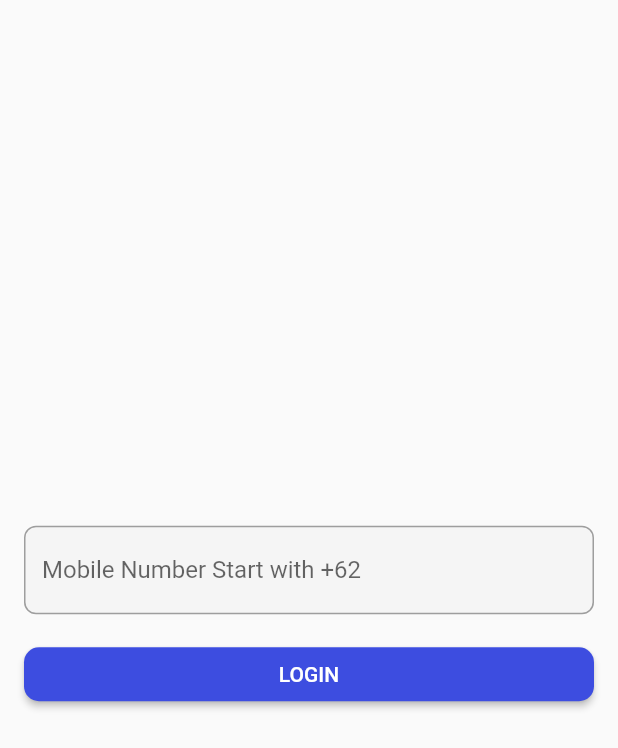
After one commit to Madd-G/praktikum6, a Flutter app: the screen it shows after launch, after a tap on "Phone", on a phone screen of 412 x 824 dp. The commit adds this screen. Shown: the top 748 px of the screen. Run offline on Flutter 3.47's test engine with Material 2 defaults, Android fonts, the phone set to English and light mode, and no system bars; our stand-ins replace firebase_auth, firebase_core, google_sign_in; accounts and stored records are empty; network calls fail.

Commit message:
feat: Auth with Phone Number

```diff
--- a/lib/ui/home_screen.dart
+++ b/lib/ui/home_screen.dart
@@ -4,13 +4,14 @@ import 'package:google_sign_in/google_sign_in.dart';
 import 'package:praktikum6/ui/login_screen.dart';
 
 class HomeScreen extends StatelessWidget {
-  HomeScreen({Key? key}) : super(key: key);
+  HomeScreen({Key? key, this.user}) : super(key: key);
   final GoogleSignIn _googleSignIn = GoogleSignIn();
-
+  final User? user;
   @override
   Widget build(BuildContext context) {
     return Scaffold(
       appBar: AppBar(
+        automaticallyImplyLeading: false,
         title: const Text('Home Screen'),
       ),
       body: Center(
--- a/lib/ui/login_screen.dart
+++ b/lib/ui/login_screen.dart
@@ -2,6 +2,7 @@ import 'package:firebase_auth/firebase_auth.dart';
 import 'package:flutter/material.dart';
 import 'package:google_sign_in/google_sign_in.dart';
 import 'package:praktikum6/ui/home_screen.dart';
+import 'package:praktikum6/ui/phone_login_screen.dart';
 import 'package:praktikum6/ui/register_screen.dart';
 
 class LoginScreen extends StatefulWidget {
@@ -15,6 +16,7 @@ class _LoginScreenState extends State<LoginScreen> {
   final GlobalKey<FormState> _loginFormKey = GlobalKey<FormState>();
   final emailController = TextEditingController();
   final passController = TextEditingController();
+
   bool passInvisible = false;
 
   @override
@@ -140,11 +142,30 @@ class _LoginScreenState extends State<LoginScreen> {
                 ),
               ),
               Center(
-                child: TextButton(
-                  onPressed: () {
-                    signInWithGoogle();
-                  },
-                  child: const Text('Google'),
+                child: Row(
+                  mainAxisAlignment: MainAxisAlignment.center,
+                  children: [
+                    TextButton(
+                      onPressed: () {
+                        signInWithGoogle();
+                      },
+                      child: const Text(
+                        'Google',
+                        style: TextStyle(color: Color(0xff3D4DE0)),
+                      ),
+                    ),
+                    TextButton(
+                      onPressed: () {
+                        Navigator.push(
+                            context,
+                            MaterialPageRoute(
+                                builder: (context) =>
+                                    const PhoneLoginScreen()));
+                      },
+                      child: const Text('Phone',
+                          style: TextStyle(color: Color(0xff3D4DE0))),
+                    ),
+                  ],
                 ),
               ),
               Row(
--- /dev/null
+++ b/lib/ui/phone_login_screen.dart
@@ -0,0 +1,150 @@
+import 'package:firebase_auth/firebase_auth.dart';
+import 'package:flutter/material.dart';
+
+import 'home_screen.dart';
+
+class PhoneLoginScreen extends StatefulWidget {
+  const PhoneLoginScreen({Key? key}) : super(key: key);
+
+  @override
+  State<PhoneLoginScreen> createState() => _PhoneLoginScreenState();
+}
+
+class _PhoneLoginScreenState extends State<PhoneLoginScreen> {
+  final _phoneController = TextEditingController();
+  final _codeController = TextEditingController();
+
+  @override
+  void dispose() {
+    _phoneController.dispose();
+    _codeController.dispose();
+    super.dispose();
+  }
+
+  loginUser(String phone, BuildContext context) async {
+    FirebaseAuth auth = FirebaseAuth.instance;
+
+    auth.verifyPhoneNumber(
+      phoneNumber: phone,
+      timeout: const Duration(seconds: 60),
+      verificationCompleted: (AuthCredential credential) async {
+        Navigator.of(context).pop();
+
+        var result = await auth.signInWithCredential(credential);
+
+        User? user = result.user;
+
+        if (user != null) {
+          if (context.mounted) {
+            Navigator.pushAndRemoveUntil(
+                context,
+                MaterialPageRoute(
+                    builder: (context) => HomeScreen(
+                          user: user,
+                        )),
+                (route) => false);
+          }
+        } else {
+          print("Error");
+        }
+      },
+      verificationFailed: (exception) {
+        print(exception);
+      },
+      codeSent: (String verificationId, [int? forceResendingToken]) {
+        showDialog(
+            context: context,
+            barrierDismissible: false,
+            builder: (context) {
+              return AlertDialog(
+                title: const Text("Give the code?"),
+                content: Column(
+                  mainAxisSize: MainAxisSize.min,
+                  children: <Widget>[
+                    TextField(
+                      controller: _codeController,
+                    ),
+                  ],
+                ),
+                actions: <Widget>[
+                  ElevatedButton(
+                    child: const Text("Confirm"),
+                    onPressed: () async {
+                      final code = _codeController.text.trim();
+                      var credential = PhoneAuthProvider.credential(
+                          verificationId: verificationId, smsCode: code);
+
+                      var result = await auth.signInWithCredential(credential);
+
+                      User? user = result.user;
+
+                      if (user != null) {
+                        if (context.mounted) {
+                          Navigator.pushAndRemoveUntil(
+                              context,
+                              MaterialPageRoute(
+                                  builder: (context) => HomeScreen(
+                                        user: user,
+                                      )),
+                              (route) => false);
+                        }
+                      } else {
+                        print("Error");
+                      }
+                    },
+                  )
+                ],
+              );
+            });
+      },
+      codeAutoRetrievalTimeout: (String verificationId) {
+        print('verificationId: $verificationId');
+      },
+    );
+  }
+
+  @override
+  Widget build(BuildContext context) {
+    return Scaffold(
+      body: Padding(
+        padding: const EdgeInsets.all(16.0),
+        child: Column(
+          crossAxisAlignment: CrossAxisAlignment.center,
+          mainAxisAlignment: MainAxisAlignment.center,
+          children: <Widget>[
+            TextFormField(
+              decoration: InputDecoration(
+                  enabledBorder: const OutlineInputBorder(
+                      borderRadius: BorderRadius.all(Radius.circular(8)),
+                      borderSide: BorderSide(color: Colors.grey)),
+                  focusedBorder: const OutlineInputBorder(
+                      borderRadius: BorderRadius.all(Radius.circular(8)),
+                      borderSide: BorderSide(color: Colors.grey)),
+                  filled: true,
+                  fillColor: Colors.grey[100],
+                  hintText: "Mobile Number Start with +62"),
+              controller: _phoneController,
+            ),
+            const SizedBox(
+              height: 16,
+            ),
+            SizedBox(
+              width: double.infinity,
+              child: ElevatedButton(
+                onPressed: () {
+                  final phone = _phoneController.text.trim();
+                  loginUser(phone, context);
+                },
+                style: ElevatedButton.styleFrom(
+                    backgroundColor: const Color(0xff3D4DE0),
+                    shape: RoundedRectangleBorder(
+                        borderRadius: BorderRadius.circular(10))),
+                child: const Text("LOGIN"),
+              ),
+            )
+          ],
+        ),
+      ),
+    );
+  }
+}
```
